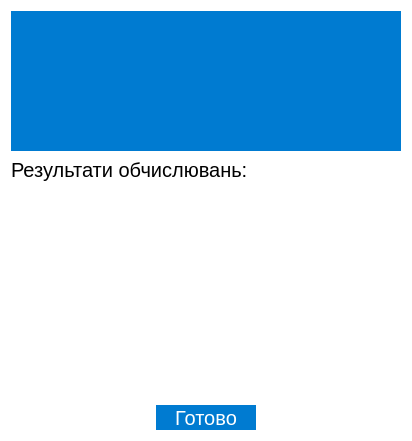
Before: the Qt Designer form resultAllOptions2col.ui in NonExistentUsername/proctica, drawn with Qt 5.
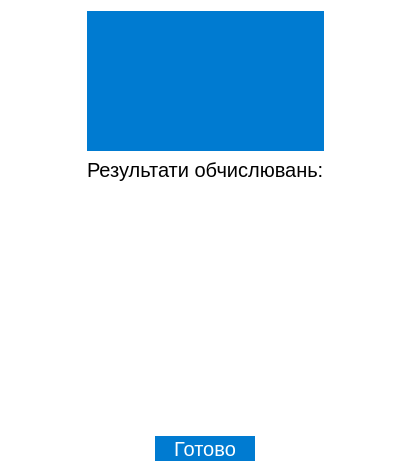
After: the same form once the commit is applied.

```diff
--- a/resultAllOptions2col.ui
+++ b/resultAllOptions2col.ui
@@ -16,8 +16,8 @@
   <property name="styleSheet">
    <string notr="true">background-color: rgb(255, 255, 255);</string>
   </property>
-  <layout class="QVBoxLayout" name="verticalLayout">
-   <item>
+  <layout class="QGridLayout" name="gridLayout">
+   <item row="0" column="0">
     <widget class="QLabel" name="label_2">
      <property name="minimumSize">
       <size>
@@ -51,7 +51,7 @@
      </property>
     </widget>
    </item>
-   <item>
+   <item row="1" column="0">
     <widget class="QLabel" name="label">
      <property name="minimumSize">
       <size>
@@ -78,10 +78,10 @@
      </property>
     </widget>
    </item>
-   <item>
+   <item row="2" column="0">
     <layout class="QHBoxLayout" name="horizontalLayout_2">
      <item>
-      <layout class="QVBoxLayout" name="verticalLayout_2">
+      <layout class="QVBoxLayout" name="verticalLayout">
        <item>
         <widget class="QLabel" name="val1">
          <property name="minimumSize">
@@ -105,75 +105,6 @@
          </property>
         </widget>
        </item>
-       <item>
-        <widget class="QLabel" name="val6">
-         <property name="minimumSize">
-          <size>
-           <width>0</width>
-           <height>25</height>
-          </size>
-         </property>
-         <property name="font">
-          <font>
-           <pointsize>15</pointsize>
-          </font>
-         </property>
-         <property name="styleSheet">
-          <string notr="true">color:black;
-
-</string>
-         </property>
-         <property name="text">
-          <string/>
-         </property>
-        </widget>
-       </item>
-       <item>
-        <widget class="QLabel" name="val5">
-         <property name="minimumSize">
-          <size>
-           <width>0</width>
-           <height>25</height>
-          </size>
-         </property>
-         <property name="font">
-          <font>
-           <pointsize>15</pointsize>
-          </font>
-         </property>
-         <property name="styleSheet">
-          <string notr="true">color:black;
-
-</string>
-         </property>
-         <property name="text">
-          <string/>
-         </property>
-        </widget>
-       </item>
-       <item>
-        <widget class="QLabel" name="val3">
-         <property name="minimumSize">
-          <size>
-           <width>0</width>
-           <height>25</height>
-          </size>
-         </property>
-         <property name="font">
-          <font>
-           <pointsize>15</pointsize>
-          </font>
-         </property>
-         <property name="styleSheet">
-          <string notr="true">color:black;
-
-</string>
-         </property>
-         <property name="text">
-          <string/>
-         </property>
-        </widget>
-       </item>
        <item>
         <widget class="QLabel" name="val2">
          <property name="minimumSize">
@@ -197,6 +128,29 @@
          </property>
         </widget>
        </item>
+       <item>
+        <widget class="QLabel" name="val3">
+         <property name="minimumSize">
+          <size>
+           <width>0</width>
+           <height>25</height>
+          </size>
+         </property>
+         <property name="font">
+          <font>
+           <pointsize>15</pointsize>
+          </font>
+         </property>
+         <property name="styleSheet">
+          <string notr="true">color:black;
+
+</string>
+         </property>
+         <property name="text">
+          <string/>
+         </property>
+        </widget>
+       </item>
        <item>
         <widget class="QLabel" name="val4">
          <property name="minimumSize">
@@ -220,6 +174,52 @@
          </property>
         </widget>
        </item>
+       <item>
+        <widget class="QLabel" name="val5">
+         <property name="minimumSize">
+          <size>
+           <width>0</width>
+           <height>25</height>
+          </size>
+         </property>
+         <property name="font">
+          <font>
+           <pointsize>15</pointsize>
+          </font>
+         </property>
+         <property name="styleSheet">
+          <string notr="true">color:black;
+
+</string>
+         </property>
+         <property name="text">
+          <string/>
+         </property>
+        </widget>
+       </item>
+       <item>
+        <widget class="QLabel" name="val6">
+         <property name="minimumSize">
+          <size>
+           <width>0</width>
+           <height>25</height>
+          </size>
+         </property>
+         <property name="font">
+          <font>
+           <pointsize>15</pointsize>
+          </font>
+         </property>
+         <property name="styleSheet">
+          <string notr="true">color:black;
+
+</string>
+         </property>
+         <property name="text">
+          <string/>
+         </property>
+        </widget>
+       </item>
        <item>
         <widget class="QLabel" name="val7">
          <property name="minimumSize">
@@ -243,44 +243,33 @@
          </property>
         </widget>
        </item>
+       <item>
+        <widget class="QLabel" name="val8">
+         <property name="minimumSize">
+          <size>
+           <width>0</width>
+           <height>25</height>
+          </size>
+         </property>
+         <property name="font">
+          <font>
+           <pointsize>15</pointsize>
+          </font>
+         </property>
+         <property name="styleSheet">
+          <string notr="true">color:black;
+
+</string>
+         </property>
+         <property name="text">
+          <string/>
+         </property>
+        </widget>
+       </item>
       </layout>
      </item>
      <item>
-      <layout class="QVBoxLayout" name="verticalLayout_4">
-       <item>
-        <widget class="QLabel" name="val6_2">
-         <property name="font">
-          <font>
-           <pointsize>15</pointsize>
-          </font>
-         </property>
-         <property name="styleSheet">
-          <string notr="true">color:black;
-
-</string>
-         </property>
-         <property name="text">
-          <string/>
-         </property>
-        </widget>
-       </item>
-       <item>
-        <widget class="QLabel" name="val2_2">
-         <property name="font">
-          <font>
-           <pointsize>15</pointsize>
-          </font>
-         </property>
-         <property name="styleSheet">
-          <string notr="true">color:black;
-
-</string>
-         </property>
-         <property name="text">
-          <string/>
-         </property>
-        </widget>
-       </item>
+      <layout class="QVBoxLayout" name="verticalLayout_2">
        <item>
         <widget class="QLabel" name="val1_2">
          <property name="font">
@@ -298,6 +287,40 @@
          </property>
         </widget>
        </item>
+       <item>
+        <widget class="QLabel" name="val2_2">
+         <property name="font">
+          <font>
+           <pointsize>15</pointsize>
+          </font>
+         </property>
+         <property name="styleSheet">
+          <string notr="true">color:black;
+
+</string>
+         </property>
+         <property name="text">
+          <string/>
+         </property>
+        </widget>
+       </item>
+       <item>
+        <widget class="QLabel" name="val3_2">
+         <property name="font">
+          <font>
+           <pointsize>15</pointsize>
+          </font>
+         </property>
+         <property name="styleSheet">
+          <string notr="true">color:black;
+
+</string>
+         </property>
+         <property name="text">
+          <string/>
+         </property>
+        </widget>
+       </item>
        <item>
         <widget class="QLabel" name="val4_2">
          <property name="font">
@@ -333,7 +356,7 @@
         </widget>
        </item>
        <item>
-        <widget class="QLabel" name="val3_2">
+        <widget class="QLabel" name="val6_2">
          <property name="font">
           <font>
            <pointsize>15</pointsize>
@@ -366,11 +389,28 @@
          </property>
         </widget>
        </item>
+       <item>
+        <widget class="QLabel" name="val8_2">
+         <property name="font">
+          <font>
+           <pointsize>15</pointsize>
+          </font>
+         </property>
+         <property name="styleSheet">
+          <string notr="true">color:black;
+
+</string>
+         </property>
+         <property name="text">
+          <string/>
+         </property>
+        </widget>
+       </item>
       </layout>
      </item>
     </layout>
    </item>
-   <item>
+   <item row="3" column="0">
     <layout class="QHBoxLayout" name="horizontalLayout">
      <item>
       <widget class="QPushButton" name="pushButton">
```
